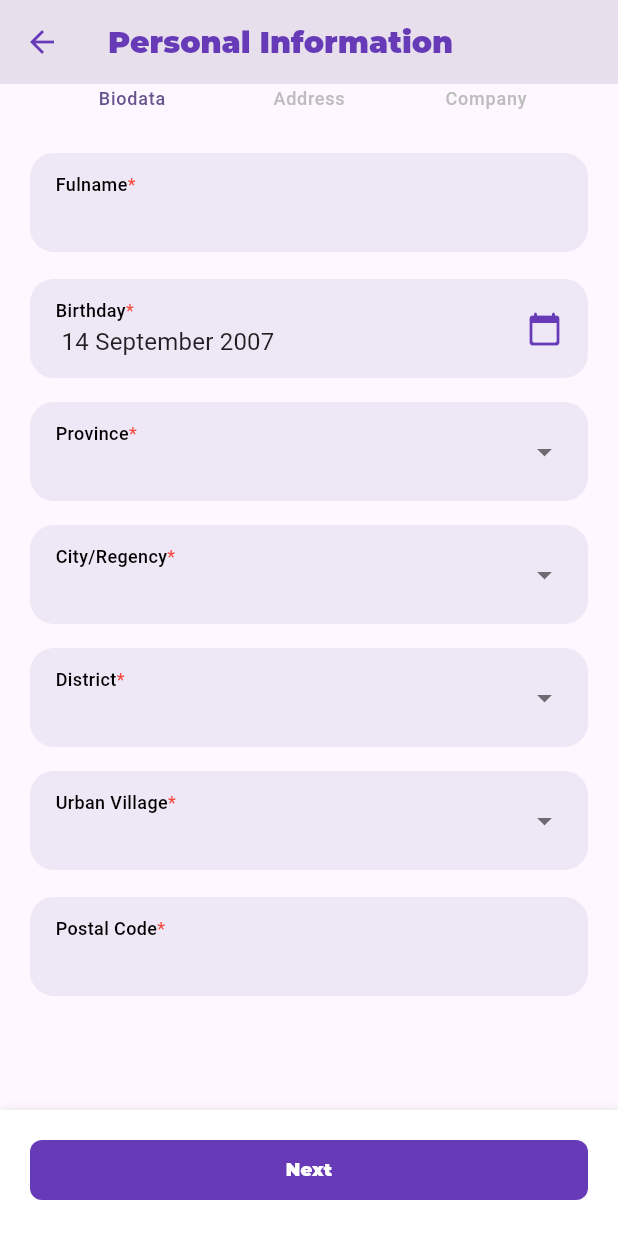
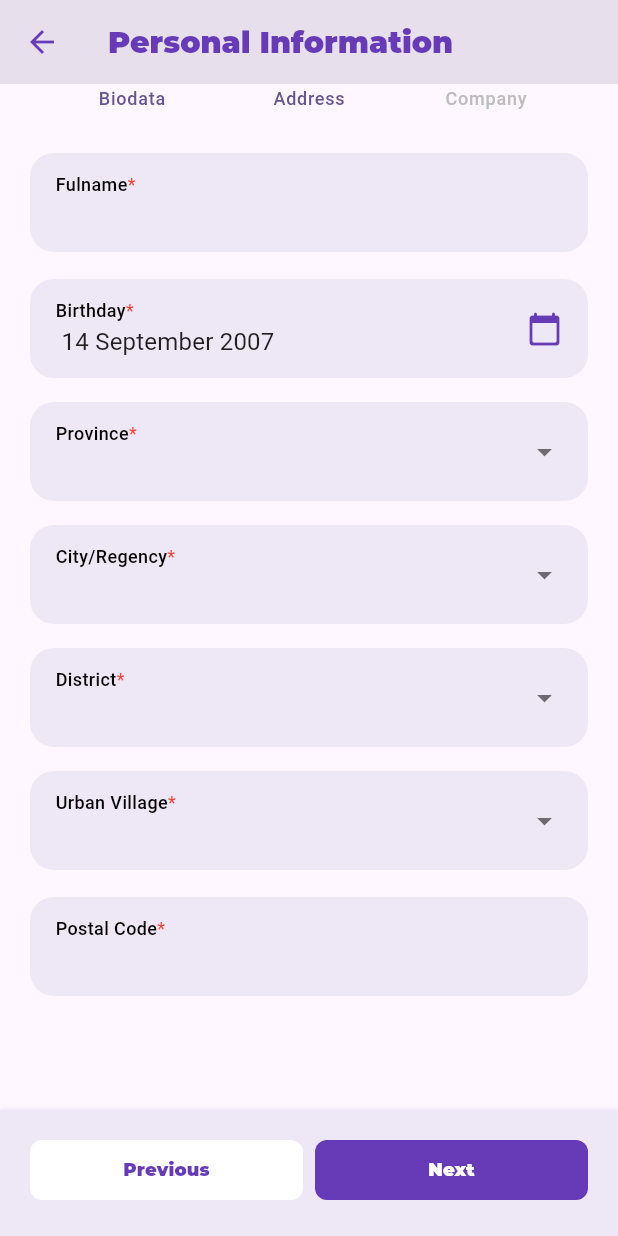
Before and after one commit to hardwhy/payung_teduh, a Flutter app: the PersonalInfoScreen screen opened directly, scrolled down 96 dp, after a tap on "Next", on a phone screen of 412 x 824 dp. Run offline on Flutter 3.47's test engine with Material 3 defaults, Android fonts, the phone set to English and light mode, and no system bars; drawn by our look-alikes of easy_stepper; our stand-ins replace flutter_bloc, flutter_svg, shared_preferences; accounts and stored records are empty; Roboto replaces fonts that are missing (DM Sans); project files that could hold a hidden picture were left out.

Commit message:
feat: add cubit for stepper

```diff
--- /dev/null
+++ b/lib/presentation/screens/personal_info/cubits/stepper/stepper_cubit.dart
@@ -0,0 +1,26 @@
+import 'package:flutter/material.dart';
+import 'package:flutter_bloc/flutter_bloc.dart';
+
+part 'stepper_state.dart';
+
+extension StepperCubitExt on BuildContext {
+  StepperCubit get stepperCubit => read<StepperCubit>();
+}
+
+class StepperCubit extends Cubit<StepperState> {
+  StepperCubit() : super(StepperState());
+
+  void changeStep(int stepChange) {
+    final step = state.step + stepChange;
+    final stepFlags = List<bool>.from(state.stepFlags);
+
+    if (step < 0 || step >= stepFlags.length) return;
+
+    stepFlags[step] = true;
+    emit(state.copyWith(step: step, stepFlags: stepFlags));
+  }
+
+  void next() => changeStep(1);
+
+  void previous() => changeStep(-1);
+}
--- /dev/null
+++ b/lib/presentation/screens/personal_info/cubits/stepper/stepper_state.dart
@@ -0,0 +1,22 @@
+// ignore_for_file: public_member_api_docs, sort_constructors_first
+part of 'stepper_cubit.dart';
+
+class StepperState {
+  final int step;
+  final List<bool> stepFlags;
+
+  StepperState({
+    this.step = 0,
+    this.stepFlags = const [true, false, false],
+  });
+
+  StepperState copyWith({
+    int? step,
+    List<bool>? stepFlags,
+  }) {
+    return StepperState(
+      step: step ?? this.step,
+      stepFlags: stepFlags ?? this.stepFlags,
+    );
+  }
+}
--- a/lib/presentation/screens/personal_info/personal_info_screen.dart
+++ b/lib/presentation/screens/personal_info/personal_info_screen.dart
@@ -1,7 +1,8 @@
 import 'package:flutter/material.dart';
+import 'package:flutter_bloc/flutter_bloc.dart';
+import 'package:payung_teduh/presentation/screens/personal_info/cubits/stepper/stepper_cubit.dart';
 import 'package:payung_teduh/presentation/screens/personal_info/widgets/personal_info_biodata_form.dart';
 import 'package:payung_teduh/presentation/screens/personal_info/widgets/personal_info_stepper.dart';
-import 'package:payung_teduh/presentation/themes/src/typography.dart';
 import 'package:payung_teduh/presentation/themes/themes.dart';
 import 'package:payung_teduh/presentation/widgets/widgets.dart';
 
@@ -15,7 +16,9 @@ class PersonalInfoScreen extends StatefulWidget {
 class _PersonalInfoScreenState extends State<PersonalInfoScreen> {
   @override
   Widget build(BuildContext context) {
-    return Scaffold(
+    return BlocProvider(
+      create: (context) => StepperCubit(),
+      child: Scaffold(
         appBar: AppBar(
           leading: const Back(),
           title: const H2(
@@ -39,19 +42,41 @@ class _PersonalInfoScreenState extends State<PersonalInfoScreen> {
                   ),
                 ),
               ),
-            Container(
+              BlocBuilder<StepperCubit, StepperState>(
+                builder: (context, state) {
+                  return Container(
                     width: double.infinity,
                     decoration: BoxDecoration(
-                boxShadow: Shadows.elevation2(color: Colors.black),
-                color: Colors.white,
+                      boxShadow: Shadows.elevation1(color: Colors.deepPurple),
+                      color: Colors.deepPurple[50],
                     ),
                     padding: const EdgeInsets.fromLTRB(20, 16, 20, 20),
+                    child: Row(
+                      children: [
+                        if (state.step > 0) ...[
+                          Expanded(
                             child: Knob(
-                onTap: () {},
+                              onTap: context.stepperCubit.previous,
+                              title: 'Previous',
+                              backgroundColor: Colors.white,
+                              titleColor: Colors.deepPurple,
+                            ),
+                          ),
+                          const SizedBox(width: 8),
+                        ],
+                        Expanded(
+                          child: Knob(
+                            onTap: context.stepperCubit.next,
                             title: 'Next',
                           ),
+                        ),
+                      ],
+                    ),
+                  );
+                },
               )
             ],
+          ),
         ),
       ),
     );
--- a/lib/presentation/screens/personal_info/widgets/personal_info_stepper.dart
+++ b/lib/presentation/screens/personal_info/widgets/personal_info_stepper.dart
@@ -1,5 +1,7 @@
 import 'package:easy_stepper/easy_stepper.dart';
 import 'package:flutter/material.dart';
+import 'package:flutter_bloc/flutter_bloc.dart';
+import 'package:payung_teduh/presentation/screens/personal_info/cubits/stepper/stepper_cubit.dart';
 
 class PersonalInfoStepper extends StatelessWidget {
   const PersonalInfoStepper({
@@ -8,10 +10,12 @@ class PersonalInfoStepper extends StatelessWidget {
 
   @override
   Widget build(BuildContext context) {
+    return BlocBuilder<StepperCubit, StepperState>(
+      builder: (context, state) {
         return SizedBox(
           height: 100,
           child: EasyStepper(
-        activeStep: 0,
+            activeStep: state.step,
             activeStepBorderType: BorderType.normal,
             borderThickness: 5,
             activeStepBorderColor: Colors.deepPurple,
@@ -30,7 +34,7 @@ class PersonalInfoStepper extends StatelessWidget {
                   Icons.person_outline_rounded,
                   color: Colors.deepPurple[100],
                 ),
-            enabled: true,
+                enabled: state.stepFlags[0],
                 customStep: Icon(
                   Icons.person_outline_rounded,
                   color: Colors.deepPurple[100],
@@ -42,7 +46,7 @@ class PersonalInfoStepper extends StatelessWidget {
                   Icons.location_on_outlined,
                   color: Colors.deepPurple[100],
                 ),
-            enabled: false,
+                enabled: state.stepFlags[1],
                 customStep: Icon(
                   Icons.location_on_outlined,
                   color: Colors.deepPurple[100],
@@ -54,7 +58,7 @@ class PersonalInfoStepper extends StatelessWidget {
                   Icons.apartment_outlined,
                   color: Colors.deepPurple[100],
                 ),
-            enabled: false,
+                enabled: state.stepFlags[2],
                 customStep: Icon(
                   Icons.apartment_outlined,
                   color: Colors.deepPurple[100],
@@ -64,5 +68,7 @@ class PersonalInfoStepper extends StatelessWidget {
             ],
           ),
         );
+      },
+    );
   }
 }
--- a/lib/presentation/widgets/src/back_button.dart
+++ b/lib/presentation/widgets/src/back_button.dart
@@ -8,6 +8,7 @@ class Back extends StatelessWidget {
   @override
   Widget build(BuildContext context) {
     return Ripplify(
+      rippleBorderRadius: BorderRadius.circular(90),
       onTap: onTap ?? () => Navigator.pop(context),
       child: const Icon(
         Icons.arrow_back,
```
Lines whose indentation alone changed are shown as unchanged.
